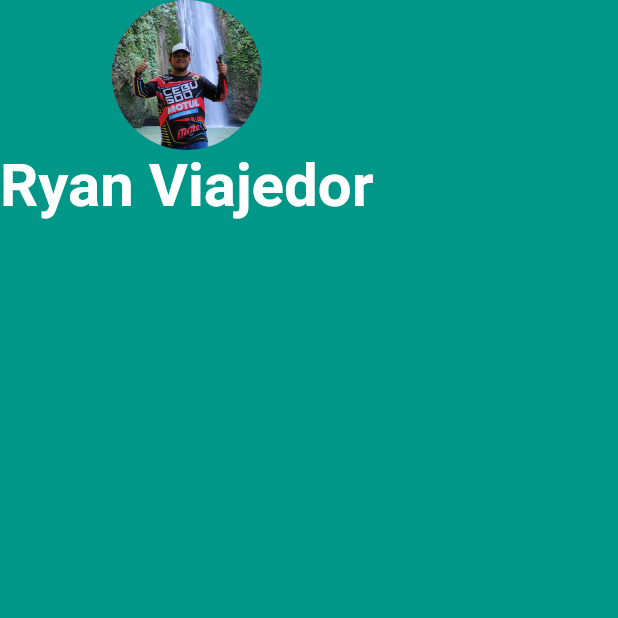
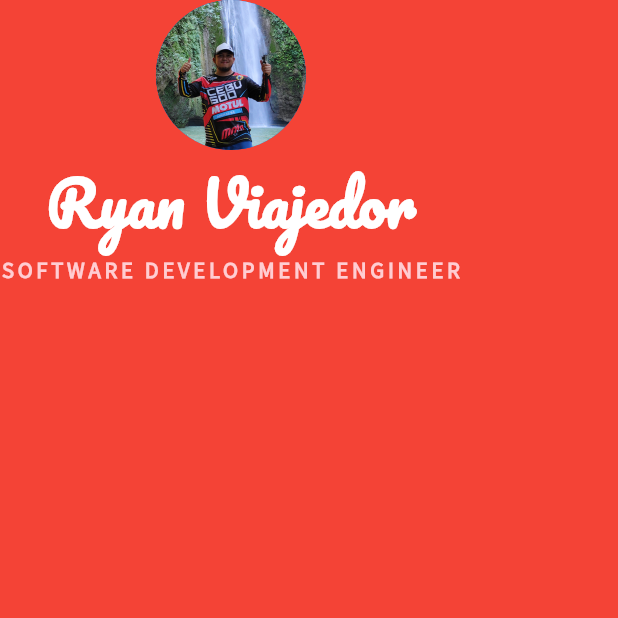
Before and after one commit to ryanmoradasviajedor/mi_card_flutter, a Flutter app: the screen it shows after launch, on a phone screen of 412 x 824 dp, the top half of it. Run offline on Flutter 3.47's test engine with Material 2 defaults, Android fonts, the phone set to English and light mode, and no system bars.

Commit message:
Incorporating Custom Fonts in Your Flutter App

```diff
--- a/lib/main.dart
+++ b/lib/main.dart
@@ -9,7 +9,7 @@ class MyApp extends StatelessWidget {
   Widget build(BuildContext context) {
     return MaterialApp(
       home: Scaffold(
-        backgroundColor: Colors.teal,
+        backgroundColor: Colors.red,
         body: SafeArea(
           child: Column(
             children: <Widget>[
@@ -20,9 +20,20 @@ class MyApp extends StatelessWidget {
               Text(
                 'Ryan Viajedor',
                 style: TextStyle(
+                  fontFamily: 'Pacifico',
                   fontSize: 40.0,
                   color: Colors.white,
                   fontWeight: FontWeight.bold,
+                ),
+              ),
+              Text(
+                'SOFTWARE DEVELOPMENT ENGINEER',
+                style: TextStyle(
+                  fontFamily: 'Source Sans Pro',
+                  fontSize: 15.0,
+                  color: Colors.red.shade100,
+                  fontWeight: FontWeight.bold,
+                  letterSpacing: 2.5,
                 ),
               ),
             ],
```
Also changed, not shown: pubspec.yaml (+9 -0 lines), fonts/Pacifico-Regular.ttf (added), fonts/SourceSansPro-Regular.ttf (added).
